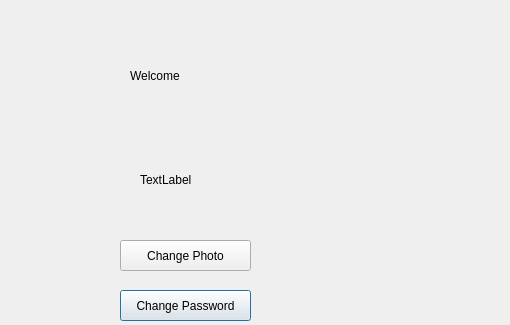
Qt form profilepage.ui (aasishhumagain/BudgetBuddy) before a commit; both pictures show x 130 to 640 and y 0 to 325 of the 640 by 480 pixel window.
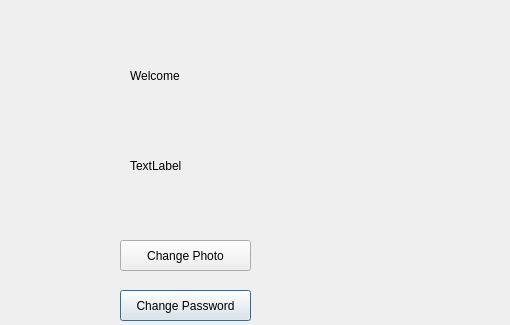
The same form after that commit.

Commit message: Profile page working!

Patch:
```diff
--- a/profilepage.ui
+++ b/profilepage.ui
@@ -29,10 +29,10 @@
   <widget class="QLabel" name="labelPhoto">
    <property name="geometry">
     <rect>
-     <x>270</x>
-     <y>170</y>
-     <width>63</width>
-     <height>20</height>
+     <x>260</x>
+     <y>110</y>
+     <width>221</width>
+     <height>111</height>
     </rect>
    </property>
    <property name="text">
```
